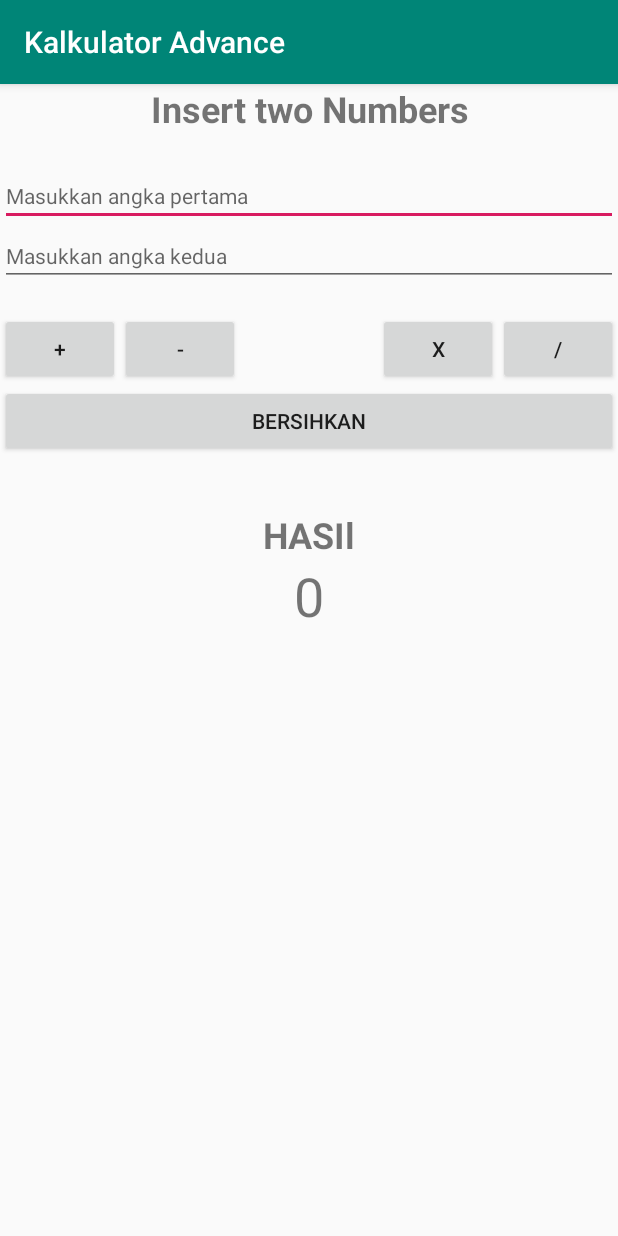
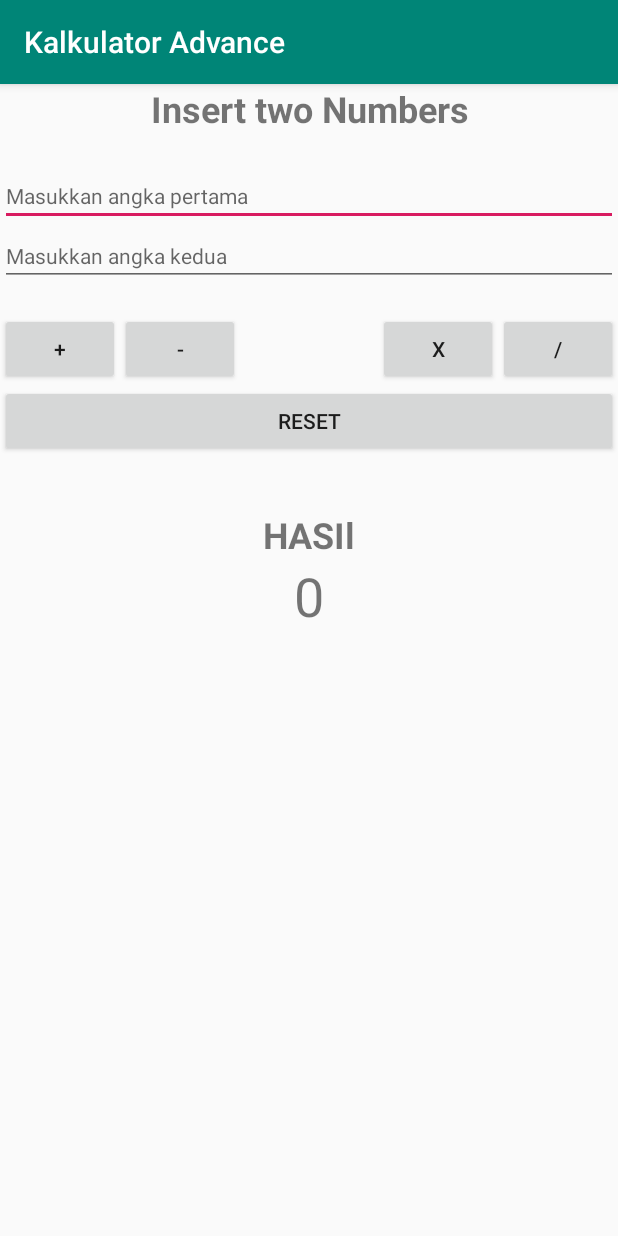
Before and after one commit to Sakadyk/Junior-Mobile-Programmer, an Android app: the CalculatorActivity screen opened directly, with no data from a screen before it, on a phone screen of 412 x 824 dp. Run offline under Robolectric (Android 15) with nearby library versions, the phone set to English and light mode, and no system bars.

Commit message:
test ngubah bersihkan menjadi Reset

```diff
--- a/app/src/main/res/layout/activity_calculator.xml
+++ b/app/src/main/res/layout/activity_calculator.xml
@@ -88,7 +88,7 @@
         android:layout_toEndOf="@+id/tambah" />
 
     <Button
-        android:text="BERSIHKAN"
+        android:text="Reset"
         android:layout_width="match_parent"
         android:layout_height="wrap_content"
         android:id="@+id/bersihkan"
```
